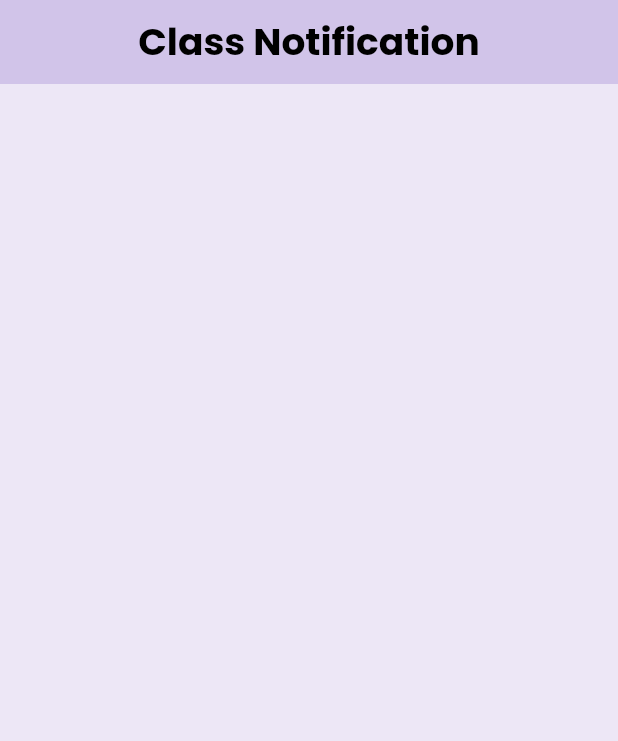
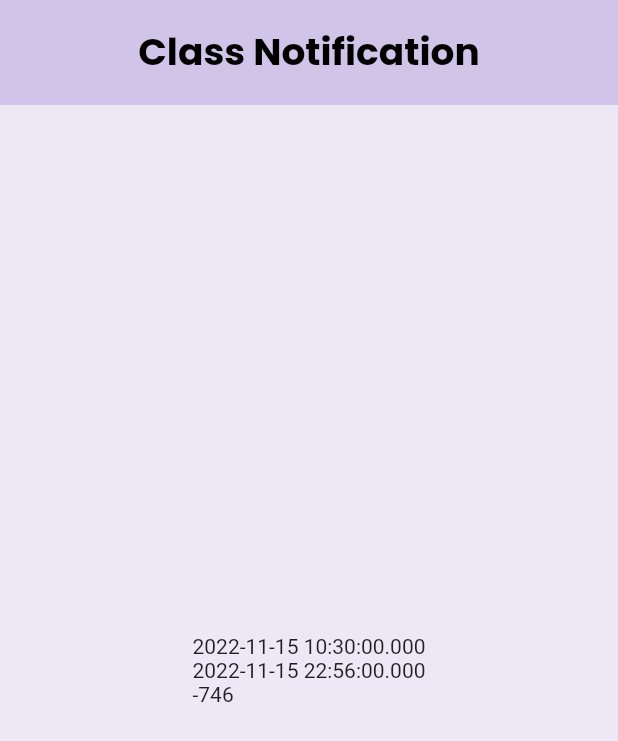
Before and after one commit to ShakriyaPanday/timetable, a Flutter app: the screen it shows after launch, on a phone screen of 412 x 824 dp. Shown: the top 741 px of the screen. Run offline on Flutter 3.47's test engine with Material 2 defaults, Android fonts, the phone set to English and light mode, and no system bars; our stand-ins replace google_fonts.

Commit message:
Current date added

```diff
--- a/lib/main.dart
+++ b/lib/main.dart
@@ -19,6 +19,7 @@ class MyApp extends StatelessWidget {
             backgroundColor: Colors.deepPurple[100],
             elevation: 0,
             centerTitle: true,
+            toolbarHeight: 70,
           )),
       home: HomePage(),
     );
--- a/lib/pages/homepage.dart
+++ b/lib/pages/homepage.dart
@@ -1,8 +1,11 @@
 import 'package:flutter/material.dart';
 import 'package:google_fonts/google_fonts.dart';
+import 'package:intl/intl.dart';
 
 class HomePage extends StatelessWidget {
-  const HomePage({super.key});
+  DateTime datetime1 = DateTime.now();
+  DateTime datetime2 = DateTime(2022, 11, 15, 22, 56);
+  Duration diff = Duration();
 
   @override
   Widget build(BuildContext context) {
@@ -17,6 +20,23 @@ class HomePage extends StatelessWidget {
           ),
         ),
       ),
+      body: Center(
+        child: Column(
+            mainAxisAlignment: MainAxisAlignment.center,
+            crossAxisAlignment: CrossAxisAlignment.start,
+            children: [
+              Container(
+                child: Text(datetime1.toString()),
+              ),
+              Container(
+                child: Text(datetime2.toString()),
+              ),
+              Container(
+                child:
+                    Text(datetime1.difference(datetime2).inMinutes.toString()),
+              ),
+            ]),
+      ),
     );
   }
 }
```
Also changed, not shown: pubspec.yaml (+1 -6 lines), pubspec.lock.
